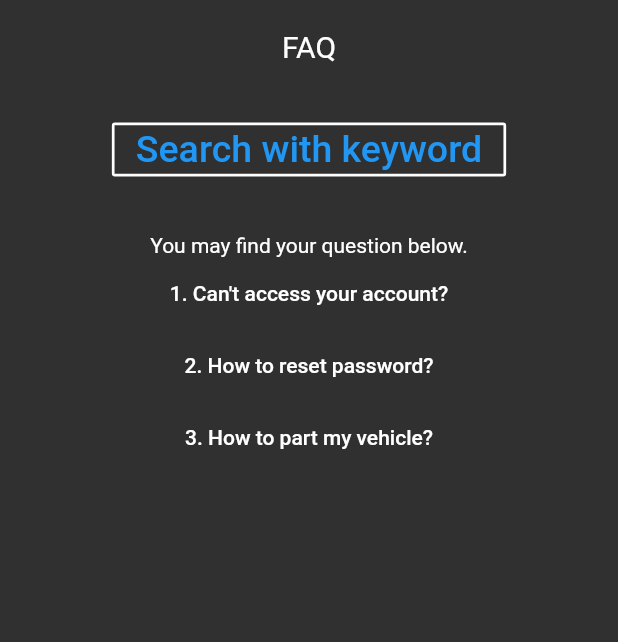
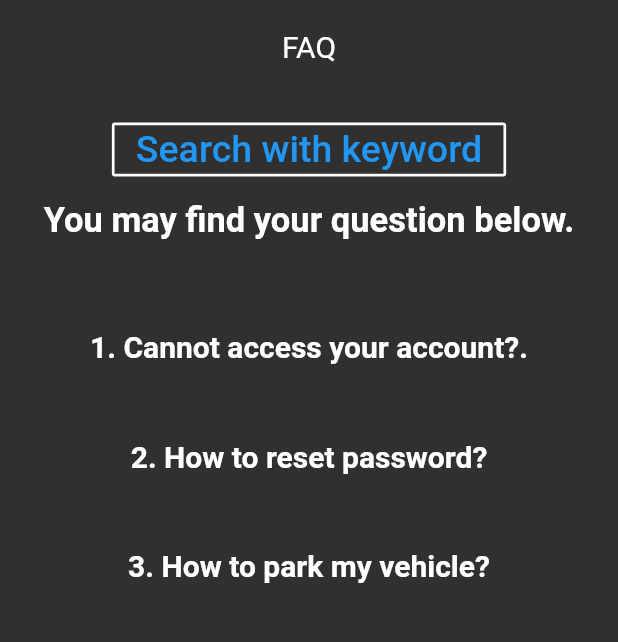
Before and after one commit to AlekyaPochampally/campus-parking-Team3, a Flutter app: the FaQPage screen opened by its route, on a phone screen of 412 x 824 dp, the part 167-809 px from its top. Run offline on Flutter 3.47's test engine with Material 2 defaults, Android fonts, the phone set to English and light mode, and no system bars; our stand-ins replace cloud_firestore, firebase_auth, firebase_storage, google_maps_flutter, image_cropper, image_picker and 2 more; accounts and stored records are empty.

Commit message:
Added padding to Faq_page.dart

```diff
--- a/Source Code/lib/ui/pages/Faq_page.dart
+++ b/Source Code/lib/ui/pages/Faq_page.dart
@@ -55,7 +55,16 @@ class _FaQPageState extends State<FaQPage> {
                               width: 1.8,
                             ),
                           ),
-                          Text('\n\nYou may find your question below.'),
+                          Container(
+                                  alignment: Alignment.center,
+                                  padding: EdgeInsets.all(10),
+                                  child: Text(
+                                    'You may find your question below.',
+                                    style: TextStyle(
+                                        fontWeight: FontWeight.w600, fontSize: 23),
+                                  ),
+                                ),
+                          // Text('\n\nYou may find your question below.'),
                           FlatButton(
                               onPressed: () => showDialog(
                                   context: context,
@@ -66,8 +75,18 @@ class _FaQPageState extends State<FaQPage> {
                                       content: Text(
                                           "A: Check your network connection or call 123-321 4567 for help."),
                                     );
-                                  }),
-                              child: Text('1. Can\'t access your account?')),
+                                  }),),
+                                  Container(
+                                  alignment: Alignment.center,
+                                  padding: EdgeInsets.all(1),
+                                  child: Text(
+                                    '1. Cannot access your account?.',
+                                    style: TextStyle(
+                                        fontWeight: FontWeight.w600, fontSize: 20),
+                                  ),
+                                ),
+                              //child: Text('1. Can\'t access your account?')),
+
                           FlatButton(
                               onPressed: () => showDialog(
                                   context: context,
@@ -77,19 +96,37 @@ class _FaQPageState extends State<FaQPage> {
                                       content: Text(
                                           "A: Login page -> forget password or call 123-321 4567 for help."),
                                     );
-                                  }),
-                              child: Text('2. How to reset password?')),
+                                  }),),
+                                  Container(
+                                  alignment: Alignment.center,
+                                  padding: EdgeInsets.all(1),
+                                  child: Text(
+                                    '2. How to reset password?',
+                                    style: TextStyle(
+                                        fontWeight: FontWeight.w600, fontSize: 20),
+                                  ),
+                                ),
+                             // child: Text('2. How to reset password?')),
                           FlatButton(
                               onPressed: () => showDialog(
                                   context: context,
                                   builder: (BuildContext context) {
                                     return AlertDialog(
-                                      title: Text("Q: How to part my vehicle?"),
+                                      title: Text("Q: How to park my vehicle?"),
                                       content: Text(
                                           "A: login your account then go to park page choose an avaible slot, park your vehicle there then press finish parking button, or call 123-321 4567 for more help."),
                                     );
-                                  }),
-                              child: Text('3. How to part my vehicle?'))
+                                  }),),
+                                  Container(
+                                  alignment: Alignment.center,
+                                  padding: EdgeInsets.all(1),
+                                  child: Text(
+                                    '3. How to park my vehicle?',
+                                    style: TextStyle(
+                                        fontWeight: FontWeight.w600, fontSize: 20),
+                                  ),
+                                ),
+                              // child: Text('3. How to park my vehicle?'))
                         ],
                       ))
                     ])))));
@@ -162,7 +199,7 @@ class DataSearch extends SearchDelegate<String> {
     if (searched == null || !_data.contains(searched)) {
       return Center(
         child: Text(
-          '"$query"\n is not fount.\nTry anohther.',
+          '"$query"\n is not found.\nTry another.',
           textAlign: TextAlign.center,
         ),
       );
```
Also changed, not shown: Source Code/lib/ui/pages/reportPage.dart (+0 -18 lines), Source Code/lib/ui/pages/violationPage.dart (+0 -16 lines).
